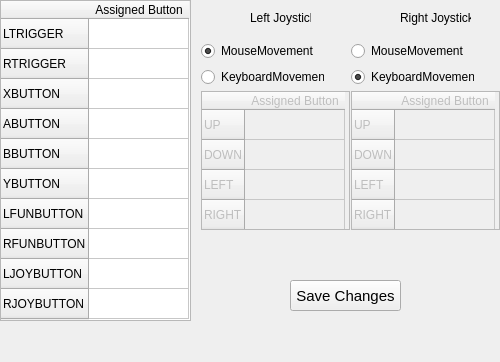
The window that CustomConfiguration.ui (renair/GamepadDriver) describes before a commit, drawn with Qt 5.
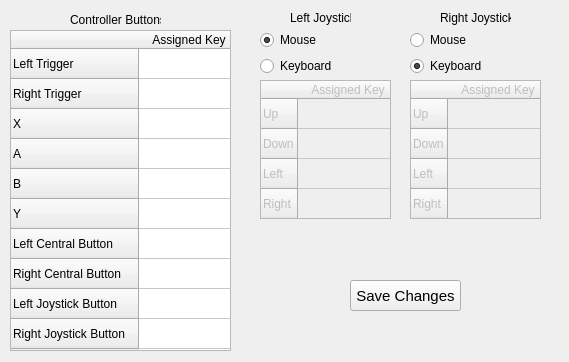
The same window after the commit.

What changed in the file:
```diff
--- a/CustomConfiguration.ui
+++ b/CustomConfiguration.ui
@@ -6,7 +6,7 @@
    <rect>
     <x>0</x>
     <y>0</y>
-    <width>500</width>
+    <width>569</width>
     <height>362</height>
    </rect>
   </property>
@@ -22,9 +22,9 @@
   <widget class="QTableWidget" name="buttonTable">
    <property name="geometry">
     <rect>
-     <x>0</x>
-     <y>0</y>
-     <width>191</width>
+     <x>10</x>
+     <y>30</y>
+     <width>221</width>
      <height>321</height>
     </rect>
    </property>
@@ -51,57 +51,57 @@
    </property>
    <row>
     <property name="text">
-     <string>LTRIGGER</string>
+     <string>Left Trigger</string>
     </property>
    </row>
    <row>
     <property name="text">
-     <string>RTRIGGER</string>
+     <string>Right Trigger</string>
     </property>
    </row>
    <row>
     <property name="text">
-     <string>XBUTTON</string>
+     <string>X</string>
     </property>
    </row>
    <row>
     <property name="text">
-     <string>ABUTTON</string>
+     <string>A</string>
     </property>
    </row>
    <row>
     <property name="text">
-     <string>BBUTTON</string>
+     <string>B</string>
     </property>
    </row>
    <row>
     <property name="text">
-     <string>YBUTTON</string>
+     <string>Y</string>
     </property>
    </row>
    <row>
     <property name="text">
-     <string>LFUNBUTTON</string>
+     <string>Left Central Button</string>
     </property>
    </row>
    <row>
     <property name="text">
-     <string>RFUNBUTTON</string>
+     <string>Right Central Button</string>
     </property>
    </row>
    <row>
     <property name="text">
-     <string>LJOYBUTTON</string>
+     <string>Left Joystick Button</string>
     </property>
    </row>
    <row>
     <property name="text">
-     <string>RJOYBUTTON</string>
+     <string>Right Joystick Button</string>
     </property>
    </row>
    <column>
     <property name="text">
-     <string>Assigned Button</string>
+     <string>Assigned Key</string>
     </property>
    </column>
    <item row="0" column="0">
@@ -113,11 +113,17 @@
     </property>
    </item>
    <item row="1" column="0">
+    <property name="text">
+     <string/>
+    </property>
     <property name="flags">
      <set>ItemIsSelectable|ItemIsEnabled</set>
     </property>
    </item>
    <item row="2" column="0">
+    <property name="text">
+     <string/>
+    </property>
     <property name="flags">
      <set>ItemIsSelectable|ItemIsEnabled</set>
     </property>
@@ -131,31 +137,49 @@
     </property>
    </item>
    <item row="4" column="0">
+    <property name="text">
+     <string/>
+    </property>
     <property name="flags">
      <set>ItemIsSelectable|ItemIsEnabled</set>
     </property>
    </item>
    <item row="5" column="0">
+    <property name="text">
+     <string/>
+    </property>
     <property name="flags">
      <set>ItemIsSelectable|ItemIsEnabled</set>
     </property>
    </item>
    <item row="6" column="0">
+    <property name="text">
+     <string/>
+    </property>
     <property name="flags">
      <set>ItemIsSelectable|ItemIsEnabled</set>
     </property>
    </item>
    <item row="7" column="0">
+    <property name="text">
+     <string/>
+    </property>
     <property name="flags">
      <set>ItemIsSelectable|ItemIsEnabled</set>
     </property>
    </item>
    <item row="8" column="0">
+    <property name="text">
+     <string/>
+    </property>
     <property name="flags">
      <set>ItemIsSelectable|ItemIsEnabled</set>
     </property>
    </item>
    <item row="9" column="0">
+    <property name="text">
+     <string/>
+    </property>
     <property name="flags">
      <set>ItemIsSelectable|ItemIsEnabled</set>
     </property>
@@ -164,7 +188,7 @@
   <widget class="QLabel" name="leftJoyLabel">
    <property name="geometry">
     <rect>
-     <x>250</x>
+     <x>290</x>
      <y>10</y>
      <width>61</width>
      <height>16</height>
@@ -180,7 +204,7 @@
   <widget class="QLabel" name="rightJoyLabel">
    <property name="geometry">
     <rect>
-     <x>400</x>
+     <x>440</x>
      <y>10</y>
      <width>71</width>
      <height>16</height>
@@ -199,9 +223,9 @@
    </property>
    <property name="geometry">
     <rect>
-     <x>201</x>
-     <y>91</y>
-     <width>149</width>
+     <x>260</x>
+     <y>80</y>
+     <width>131</width>
      <height>139</height>
     </rect>
    </property>
@@ -231,27 +255,27 @@
    </property>
    <row>
     <property name="text">
-     <string>UP</string>
+     <string>Up</string>
     </property>
    </row>
    <row>
     <property name="text">
-     <string>DOWN</string>
+     <string>Down</string>
     </property>
    </row>
    <row>
     <property name="text">
-     <string>LEFT</string>
+     <string>Left</string>
     </property>
    </row>
    <row>
     <property name="text">
-     <string>RIGHT</string>
+     <string>Right</string>
     </property>
    </row>
    <column>
     <property name="text">
-     <string>Assigned Button</string>
+     <string>Assigned Key</string>
     </property>
    </column>
    <item row="0" column="0">
@@ -263,16 +287,25 @@
     </property>
    </item>
    <item row="1" column="0">
+    <property name="text">
+     <string/>
+    </property>
     <property name="flags">
      <set>ItemIsEnabled</set>
     </property>
    </item>
    <item row="2" column="0">
+    <property name="text">
+     <string/>
+    </property>
     <property name="flags">
      <set>ItemIsEnabled</set>
     </property>
    </item>
    <item row="3" column="0">
+    <property name="text">
+     <string/>
+    </property>
     <property name="flags">
      <set>ItemIsEnabled</set>
     </property>
@@ -284,9 +317,9 @@
    </property>
    <property name="geometry">
     <rect>
-     <x>351</x>
-     <y>91</y>
-     <width>149</width>
+     <x>410</x>
+     <y>80</y>
+     <width>131</width>
      <height>139</height>
     </rect>
    </property>
@@ -316,27 +349,27 @@
    </property>
    <row>
     <property name="text">
-     <string>UP</string>
+     <string>Up</string>
     </property>
    </row>
    <row>
     <property name="text">
-     <string>DOWN</string>
+     <string>Down</string>
     </property>
    </row>
    <row>
     <property name="text">
-     <string>LEFT</string>
+     <string>Left</string>
     </property>
    </row>
    <row>
     <property name="text">
-     <string>RIGHT</string>
+     <string>Right</string>
     </property>
    </row>
    <column>
     <property name="text">
-     <string>Assigned Button</string>
+     <string>Assigned Key</string>
     </property>
    </column>
    <item row="0" column="0">
@@ -348,16 +381,25 @@
     </property>
    </item>
    <item row="1" column="0">
+    <property name="text">
+     <string/>
+    </property>
     <property name="flags">
      <set>ItemIsEnabled</set>
     </property>
    </item>
    <item row="2" column="0">
+    <property name="text">
+     <string/>
+    </property>
     <property name="flags">
      <set>ItemIsEnabled</set>
     </property>
    </item>
    <item row="3" column="0">
+    <property name="text">
+     <string/>
+    </property>
     <property name="flags">
      <set>ItemIsEnabled</set>
     </property>
@@ -366,8 +408,8 @@
   <widget class="QWidget" name="layoutWidget">
    <property name="geometry">
     <rect>
-     <x>201</x>
-     <y>41</y>
+     <x>260</x>
+     <y>30</y>
      <width>123</width>
      <height>46</height>
     </rect>
@@ -379,7 +421,7 @@
        <enum>Qt::NoFocus</enum>
       </property>
       <property name="text">
-       <string>MouseMovement</string>
+       <string>Mouse</string>
       </property>
       <property name="checked">
        <bool>true</bool>
@@ -392,7 +434,7 @@
        <enum>Qt::NoFocus</enum>
       </property>
       <property name="text">
-       <string>KeyboardMovement</string>
+       <string>Keyboard</string>
       </property>
      </widget>
     </item>
@@ -401,8 +443,8 @@
   <widget class="QWidget" name="layoutWidget">
    <property name="geometry">
     <rect>
-     <x>351</x>
-     <y>41</y>
+     <x>410</x>
+     <y>30</y>
      <width>123</width>
      <height>46</height>
     </rect>
@@ -414,7 +456,7 @@
        <enum>Qt::NoFocus</enum>
       </property>
       <property name="text">
-       <string>MouseMovement</string>
+       <string>Mouse</string>
       </property>
       <property name="checked">
        <bool>false</bool>
@@ -427,7 +469,7 @@
        <enum>Qt::NoFocus</enum>
       </property>
       <property name="text">
-       <string>KeyboardMovement</string>
+       <string>Keyboard</string>
       </property>
       <property name="checked">
        <bool>true</bool>
@@ -439,7 +481,7 @@
   <widget class="QPushButton" name="saveButton">
    <property name="geometry">
     <rect>
-     <x>290</x>
+     <x>350</x>
      <y>280</y>
      <width>111</width>
      <height>31</height>
@@ -454,6 +496,19 @@
     <string>Save Changes</string>
    </property>
   </widget>
+  <widget class="QLabel" name="buttonLabel">
+   <property name="geometry">
+    <rect>
+     <x>70</x>
+     <y>10</y>
+     <width>91</width>
+     <height>20</height>
+    </rect>
+   </property>
+   <property name="text">
+    <string>Controller Buttons</string>
+   </property>
+  </widget>
  </widget>
  <resources/>
  <connections/>
```
Left out of the diff: 2 changed lines with no effect on the pictures.
